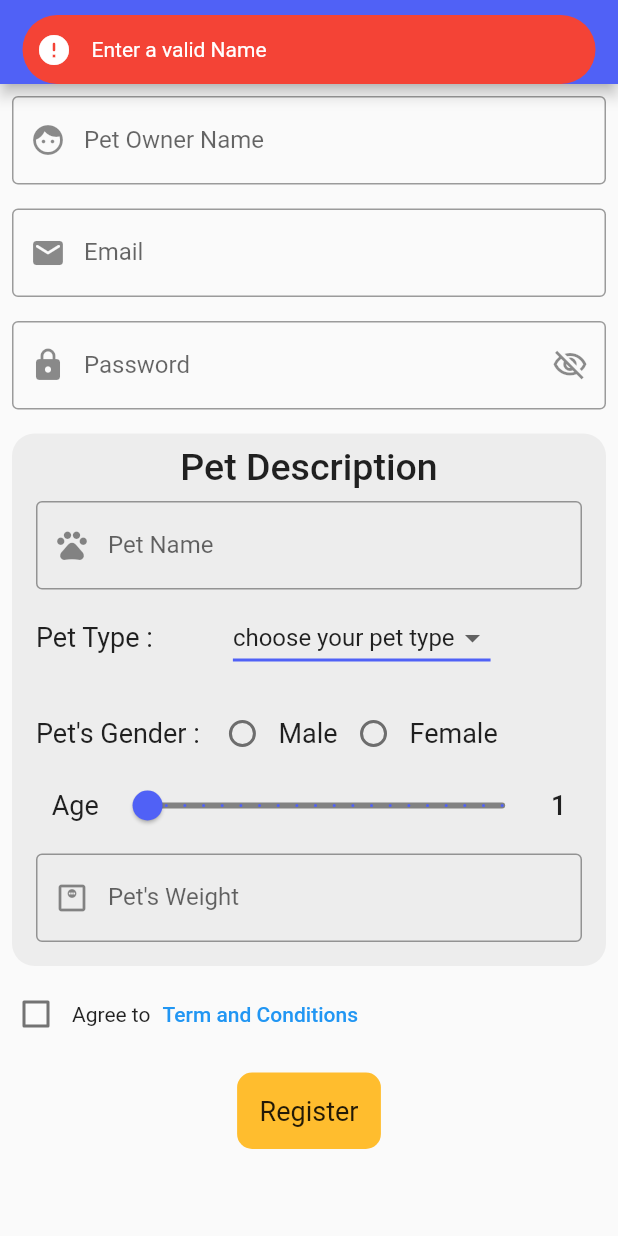
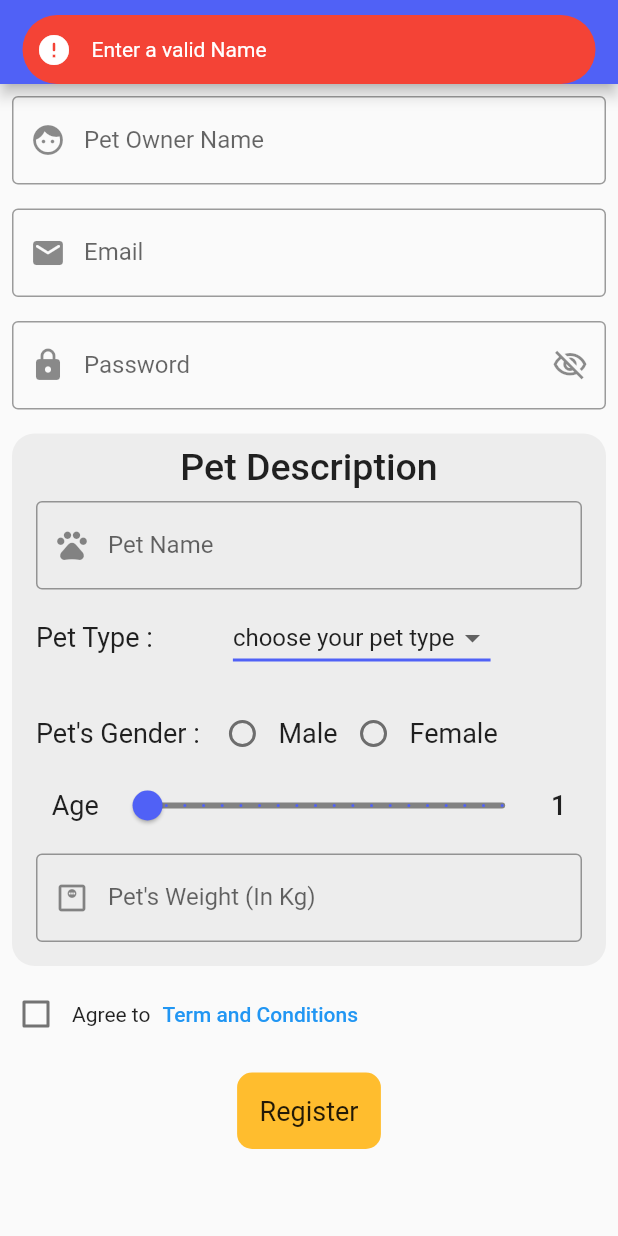
Before and after one commit to SudipRaaz/Pet-Care, a Flutter app: the Register screen opened by its route, after a tap on "Register", on a phone screen of 412 x 824 dp. Run offline on Flutter 3.47's test engine with Material 2 defaults, Android fonts, the phone set to English and light mode, and no system bars; drawn by our look-alikes of another_flushbar; our stand-ins replace cloud_firestore, firebase_auth, firebase_core, fluttertoast, rating_dialog, validators; missing offline and left inert: min_id; accounts and stored records are empty.

Commit message:
bug and widget overflow fixes

```diff
--- a/lib/resource/constants/constant_values.dart
+++ b/lib/resource/constants/constant_values.dart
@@ -1,14 +1,4 @@
 class MyConstants {
-  static List servicesTiles = [
-    // list of emergency services availlable
-    "Ambulance",
-    "Fire Brigade",
-    "Police",
-    "Multiple \nService",
-  ];
-
-  static String apivalue = "AIzaSyBVMT5m7mO6dv8uwRrpzBlUS_JEFDHkxuw";
-
   // Registration form
   List<String> dogBreeds = [
     'Choose',
--- a/lib/view/profile_page.dart
+++ b/lib/view/profile_page.dart
@@ -156,7 +156,7 @@ class ProfilePage extends StatelessWidget {
                                 ),
                               ],
                             ),
-                            addVerticalSpace(40),
+                            addVerticalSpace(20),
                             petTileWidget(
                                 width: _width,
                                 tileColor: tileColor,
@@ -172,7 +172,7 @@ class ProfilePage extends StatelessWidget {
                                 tileColor: tileColor,
                                 heading1: 'Weight',
                                 answer1: '${data['PetWeight']} Kg'),
-                            addVerticalSpace(51)
+                            addVerticalSpace(10)
                           ],
                         ),
                       ),
@@ -203,12 +203,12 @@ class ProfilePage extends StatelessWidget {
   Text displayBreed(data) {
     if (data['DogBreed'] == 'Choose') {
       return Text(
-        'Breed: ${data['CatBreed']}',
+        '${data['CatBreed']}',
         style: MyStyle().subText,
       );
     } else if (data['CatBreed'] == 'Choose') {
       return Text(
-        'Breed: ${data['DogBreed']}',
+        '${data['DogBreed']}',
         style: MyStyle().subText,
       );
     }
--- a/lib/view/register_page.dart
+++ b/lib/view/register_page.dart
@@ -282,7 +282,7 @@ class _RegisterState extends State<Register> {
                             keyboardType: TextInputType.number,
                             decoration: const InputDecoration(
                               border: OutlineInputBorder(),
-                              label: Text("Pet's Weight"),
+                              label: Text("Pet's Weight (In Kg)"),
                               prefixIcon: Icon(Icons.monitor_weight_outlined),
                             ),
                             // requesting for password field focus
@@ -333,6 +333,38 @@ class _RegisterState extends State<Register> {
                     Message.flushBarErrorMessage(
                         context, "Password must be at least 6 digits");
                     // checking if user agrees to terms and conditions of application
+                  }
+                  // checking for pet name validation
+                  else if (_petNameController.text.length < 2) {
+                    Message.flushBarErrorMessage(
+                        context, "Enter a valid Pet Name");
+                    // checking if user agrees to terms and conditions of application
+                  }
+                  // checking for breed name validation
+                  else if (petType == 'choose your pet type') {
+                    Message.flushBarErrorMessage(
+                        context, "Choose your pet Type");
+                    // checking if user agrees to terms and conditions of application
+                  }
+                  // checking for breed name validation
+                  else if (dogBreed == 'Choose' && catBreed == 'Choose') {
+                    Message.flushBarErrorMessage(
+                        context, "Choose your pet Breed");
+                    // checking if user agrees to terms and conditions of application
+                  }
+                  // checking for gender selection
+                  else if (_gender == '') {
+                    Message.flushBarErrorMessage(
+                        context, "Choose your Pet's gender");
+                    // checking if user agrees to terms and conditions of application
+                  }
+                  // checking for weight
+                  else if (_weightController.text.isEmpty) {
+                    Message.flushBarErrorMessage(
+                        context, "Enter a valid Pet weight");
+                    // checking if user agrees to terms and conditions of application
+
+                    // checking if user agrees to terms and conditions of application
                   } else if (!_checkBoxValue) {
                     Message.flushBarErrorMessage(
                         context, "Accept to terms and conditions to proceed");
@@ -351,11 +383,16 @@ class _RegisterState extends State<Register> {
 
                       // saving the data onto cloud firestore database
                       AuthenticationBase auth = Authentication();
-                      auth.createUserWithEmailAndPassword(
-                        context,
-                        registerDetails,
-                        _passwordController.text.trim(),
-                      );
+                      auth
+                          .createUserWithEmailAndPassword(
+                            context,
+                            registerDetails,
+                            _passwordController.text.trim(),
+                          )
+                          .then((value) => Message.flutterToastGreen(
+                              context, "Registered Successfully"))
+                          .onError((error, stackTrace) => Message.flutterToast(
+                              context, stackTrace.toString()));
                       Navigator.pop(context);
                       // catch any exceptions occured
                     } catch (e) {
```
Also changed, not shown: lib/Controller/cloud_firestore_base.dart (+1 -8 lines).
